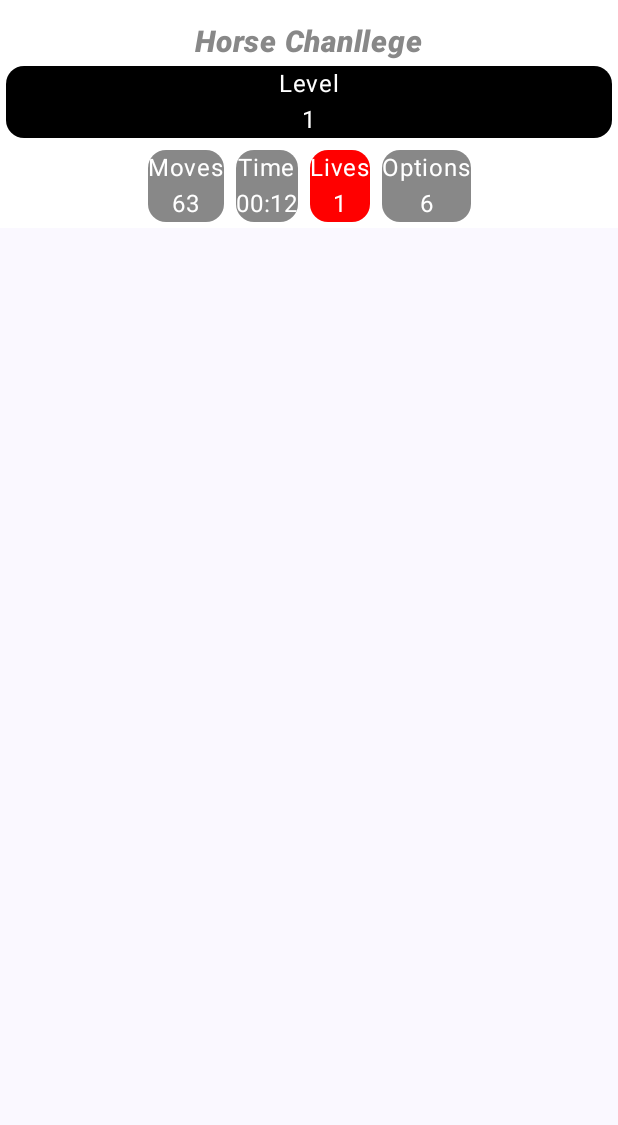
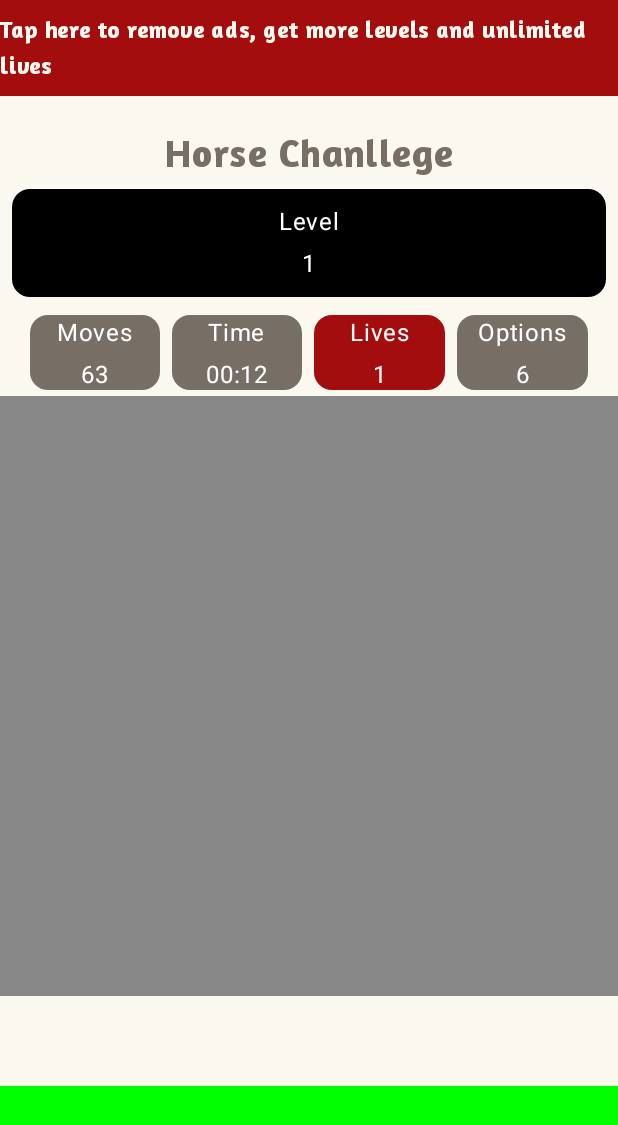
Before and after one commit to ErichSchnell/HorseGame, an Android app built with Jetpack Compose: the screen it shows after launch (MainActivity), on a phone screen of 412 x 824 dp. Shown: the top 1125 px of the screen. Run offline under Robolectric (Android 15) with nearby library versions, the phone set to English and light mode, and no system bars; our stand-ins replace Dagger/Hilt's generated code.

Commit message:
Agregando Fuentes y Color

```diff
--- /dev/null
+++ b/app/src/main/java/com/example/horsechallenge/Util/Colors.kt
@@ -0,0 +1,24 @@
+package com.example.horsechallenge.util
+
+import androidx.compose.ui.graphics.Color
+
+class color_horse(){
+    val app_color_dark = Color(0xFF1B190F)
+    val app_color_regular = Color(0xFF776E65)
+    val app_color_light = Color(0xFFFAF8EF)
+
+    val black_cell = Color(0xFF423327)
+    val black_cell_premium = Color(0xFF185303)
+
+    val white_cell = Color(0xFFEFCF9B)
+    val white_cell_premium = Color(0xFFeaf7e0)
+
+    val contrast_data = Color(0xFFa40d0d)
+    val contrast_cell_premium = Color(0xFF17711b)
+
+    val selected_cell = Color(0xFF780533)
+    val previus_cell = Color(0xFFffa500)
+    val enable_cell = Color(0xFF1775a4)
+    val message_bg = Color(0xcdfaf8ef)
+
+}
--- /dev/null
+++ b/app/src/main/java/com/example/horsechallenge/Util/typegrafics.kt
@@ -0,0 +1,16 @@
+package com.example.horsechallenge.util
+
+import androidx.compose.material3.MaterialTheme
+import androidx.compose.ui.text.font.Font
+import androidx.compose.ui.text.font.FontFamily
+import androidx.compose.ui.text.font.FontStyle
+import androidx.compose.ui.text.font.FontWeight
+import com.example.horsechallenge.R
+
+class fontAmaranth(){
+    val amaranthFamily = FontFamily(
+        Font(R.font.amaranth_regular, FontWeight.Normal),
+        Font(R.font.amaranth_bold, FontWeight.Bold),
+        Font(R.font.amaranth_italic, FontWeight.Normal, FontStyle.Italic)
+    )
+}
--- a/app/src/main/java/com/example/horsechallenge/horseGame/ui/HorseGameScreen.kt
+++ b/app/src/main/java/com/example/horsechallenge/horseGame/ui/HorseGameScreen.kt
@@ -1,94 +1,108 @@
 package com.example.horsechallenge.horseGame.ui
 
 import androidx.compose.foundation.background
+import androidx.compose.foundation.clickable
+import androidx.compose.foundation.clipScrollableContainer
+import androidx.compose.foundation.gestures.Orientation
 import androidx.compose.foundation.layout.Box
 import androidx.compose.foundation.layout.Column
 import androidx.compose.foundation.layout.Row
+import androidx.compose.foundation.layout.Spacer
 import androidx.compose.foundation.layout.fillMaxSize
 import androidx.compose.foundation.layout.fillMaxWidth
 import androidx.compose.foundation.layout.padding
+import androidx.compose.foundation.layout.size
 import androidx.compose.material3.*
 import androidx.compose.runtime.Composable
 import androidx.compose.ui.Alignment
 import androidx.compose.ui.Modifier
 import androidx.compose.ui.graphics.Color
-import androidx.compose.ui.text.font.FontStyle
 import androidx.compose.ui.text.font.FontWeight
 import androidx.compose.ui.tooling.preview.Preview
 import androidx.compose.ui.unit.dp
 import androidx.compose.ui.unit.sp
+import com.example.horsechallenge.util.*
+
+val color = color_horse()
+val fuente = fontAmaranth()
 
 @Preview
 @Composable
 fun HorseGameScreen() {//horseGameViewModel: HorseGameViewModel
-    Box(modifier = Modifier.fillMaxSize()){
-        Encabezado()
+    Column(
+        modifier = Modifier
+            .fillMaxSize()
+            .background(color.app_color_light)
+    ){
+        AdvertenciaFree()
+        Body(Modifier.weight(1f))
+        Publicidad()
     }
 }
 
 
 @Composable
-fun Encabezado() {
+fun AdvertenciaFree() {
     Column(
-        Modifier
+        modifier = Modifier
             .fillMaxWidth()
-            .background(Color.White)
-            .padding(top = 16.dp),
+            .background(color.contrast_data)
+            .padding(vertical = 8.dp)
+            .clickable {
+                //TODO
+            },
         horizontalAlignment = Alignment.CenterHorizontally
-    ) {
+    ){
         Text(
-            "Horse Chanllege",
-            modifier = Modifier.align(Alignment.CenterHorizontally),
-            color = Color.Gray,
-            fontWeight = FontWeight.ExtraBold,
-            fontSize = 20.sp,
-            fontStyle = FontStyle.Italic
+            text = "Tap here to remove ads, get more levels and unlimited lives",
+            color = color.app_color_light,
+            fontFamily = fuente.amaranthFamily,
+            fontWeight = FontWeight.Bold,
         )
-        CardInformativa(
-            modifier = Modifier.fillMaxWidth().padding(4.dp),
-            title = "Level",
-            CardColor = Color.Black,
-            dato = "1"
-        )
-        Row{
-            CardInformativa(
-                modifier = Modifier.padding(4.dp),
-                title = "Moves",
-                CardColor = Color.Gray,
-                dato = "63"
-            )
-            CardInformativa(
-                modifier = Modifier.padding(4.dp),
-                title = "Time",
-                CardColor = Color.Gray,
-                dato = "00:12"
-            )
-            CardInformativa(
-                modifier = Modifier.padding(4.dp),
-                title = "Lives",
-                CardColor = Color.Red,
-                dato = "1"
-            )
-            CardInformativa(
-                modifier = Modifier.padding(4.dp),
-                title = "Options",
-                CardColor = Color.Gray,
-                dato = "6"
-            )
-        }
-
     }
 }
+@Composable
+fun Body(modifier: Modifier) {
+    Column(
+        modifier = modifier
+            .clipScrollableContainer(orientation = Orientation.Vertical),
+        horizontalAlignment = Alignment.CenterHorizontally
+    ){
 
+        Text(
+            modifier = Modifier.padding(top = 22.dp),
+            text = "Horse Chanllege",
+            color = color.app_color_regular,
+            fontFamily = fuente.amaranthFamily,
+            fontWeight = FontWeight.Bold,
+            fontSize = 26.sp
+        )
+        CardInformativa(modifier = Modifier
+            .fillMaxWidth()
+            .padding(4.dp)
+            .size(80.dp),
+            title = "Level", CardColor = Color.Black, dato = "1"
+        )
+        Row(Modifier.padding(horizontal = 16.dp)){
+            CardInformativa(modifier = Modifier.weight(1f), title = "Moves", CardColor = color.app_color_regular, dato = "63")
+            CardInformativa(modifier = Modifier.weight(1f), title = "Time", CardColor = color.app_color_regular, dato = "00:12")
+            CardInformativa(modifier = Modifier.weight(1f), title = "Lives", CardColor = color.contrast_data, dato = "1")
+            CardInformativa(modifier = Modifier.weight(1f), title = "Options", CardColor = color.app_color_regular, dato = "6")
+        }
+        Tablero()
+    }
+
+}
 @Composable
-fun CardInformativa(modifier: Modifier, title: String, CardColor: Color, dato: String) {
+fun CardInformativa(modifier: Modifier = Modifier,title: String, CardColor: Color, dato: String) {
     Card(
-        modifier = modifier,
+        modifier = modifier.padding(4.dp).size(50.dp),
         colors = CardDefaults.cardColors(containerColor = CardColor)
     ) {
+        Spacer(modifier = Modifier.weight(1f))
         Text(
             text = title,
-            modifier = Modifier.align(Alignment.CenterHorizontally),
+            modifier = Modifier.padding(bottom = 4.dp).align(Alignment.CenterHorizontally),
             color = Color.White
         )
         Text(
@@ -96,15 +110,30 @@ fun CardInformativa(modifier: Modifier, title: String, CardColor: Color, dato: S
             modifier = Modifier.align(Alignment.CenterHorizontally),
             color = Color.White
         )
+        Spacer(modifier = Modifier.weight(1f))
     }
 }
 
 @Composable
 fun Tablero() {
-    TODO("Not yet implemented")
+    Box(
+        modifier = Modifier
+            .fillMaxWidth()
+            .size(400.dp)
+            .background(Color.Gray)
+    ){
+
+    }
 }
 
 @Composable
 fun Publicidad() {
-    TODO("Not yet implemented")
+    Box(
+        modifier = Modifier
+            .fillMaxWidth()
+            .size(100.dp)
+            .background(Color.Green)
+    ){
+
+    }
 }
```
Also changed, not shown: app/src/main/res/font/amaranth_bold.ttf (added), app/src/main/res/font/amaranth_bolditalic.ttf (added), app/src/main/res/font/amaranth_italic.ttf (added), app/src/main/res/font/amaranth_regular.ttf (added), 1 other file.
